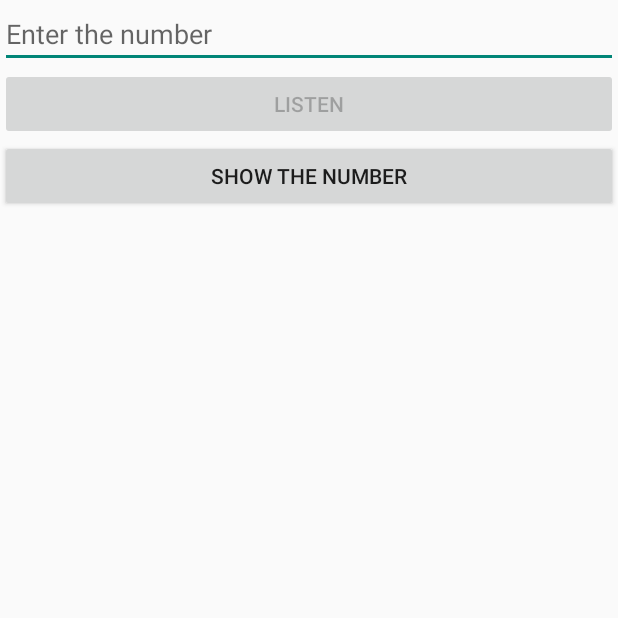
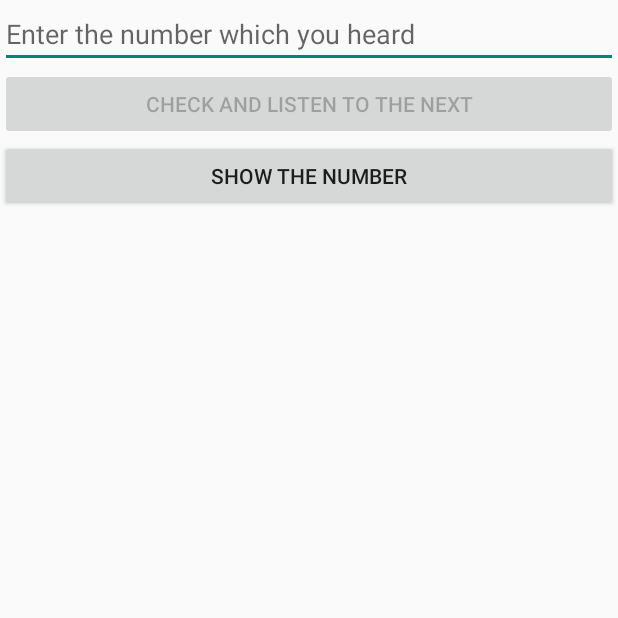
Before and after one commit to yaitskov/listen-phone-numbers, an Android app: the screen it shows after launch (MainActivity), on a phone screen of 412 x 824 dp, the top half of it. Run offline under Robolectric (Android 15) with nearby library versions, the phone set to English and light mode, and no system bars; our stand-ins replace ButterKnife, Dagger/Hilt's generated code; 2 statements that could not run were skipped.

Commit message:
rename buttons and hints

```diff
--- a/listen-to-numbers/src/main/res/layout/main_fragment.xml
+++ b/listen-to-numbers/src/main/res/layout/main_fragment.xml
@@ -5,14 +5,14 @@
     xmlns:android="http://schemas.android.com/apk/res/android" >
 
     <EditText
-        android:hint="Enter the number"
+        android:hint="Enter the number which you heard"
         android:id="@+id/txtNumber"
         android:text=""
         android:layout_width="match_parent"
         android:layout_height="wrap_content" />
 
     <Button
-        android:text="Listen"
+        android:text="Check and listen to the next"
         android:enabled="false"
         android:id="@+id/btnListen"
         android:layout_width="match_parent"
```
